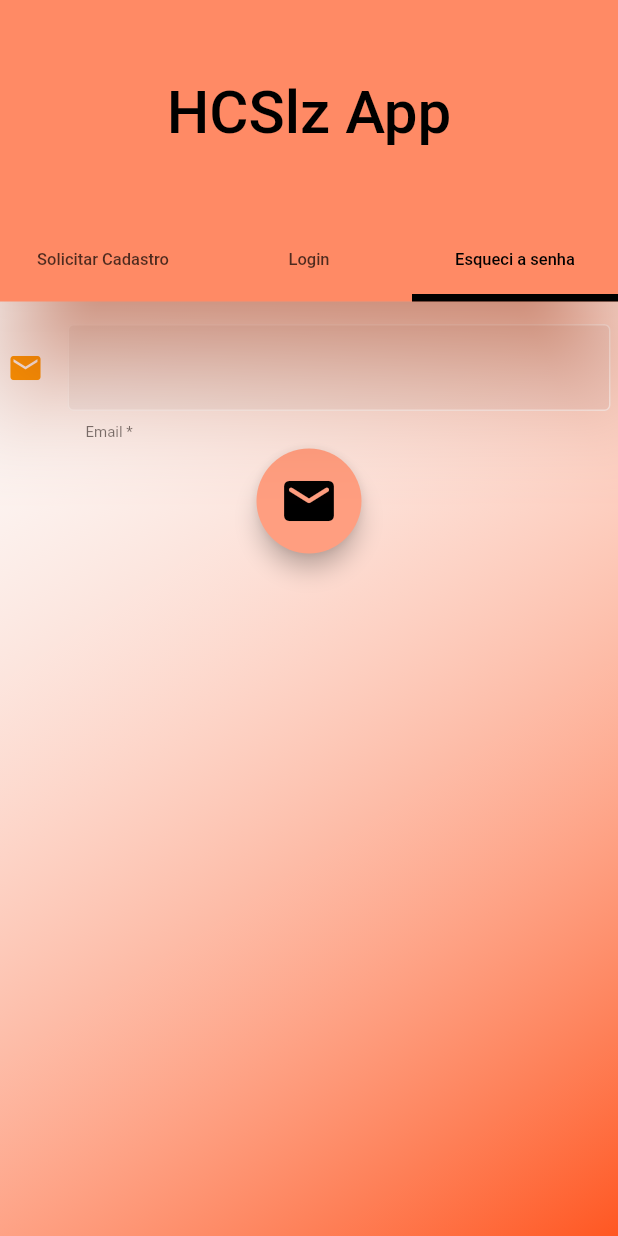
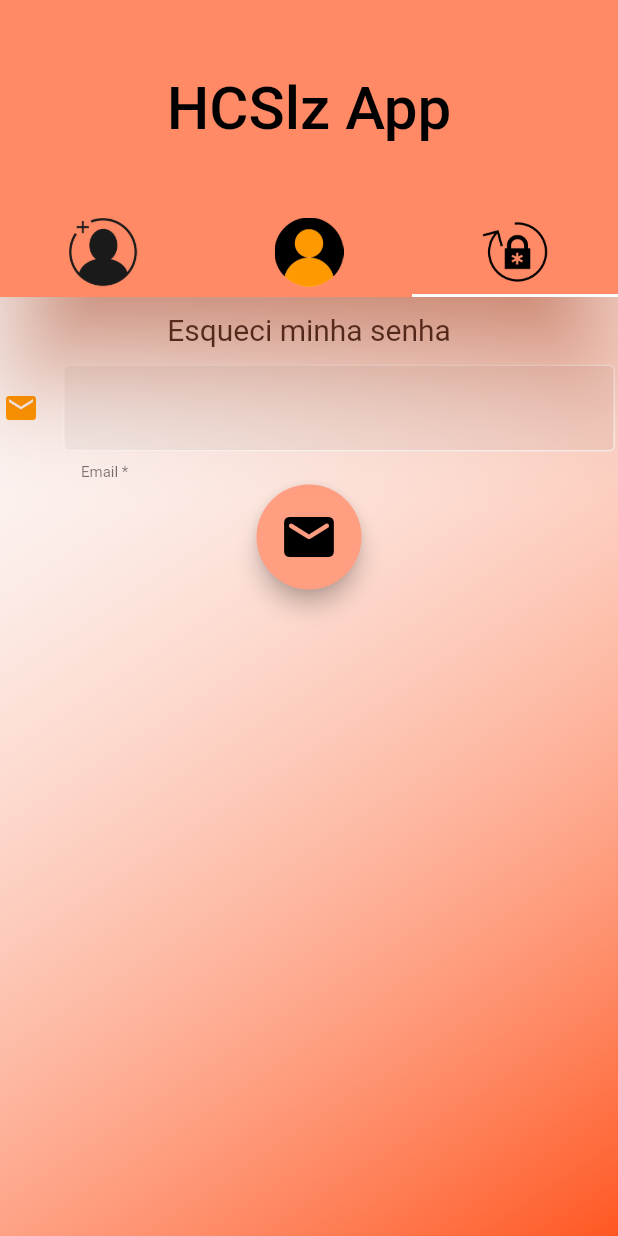
Before and after one commit to adalbertojr-git/hcslzapp-V0, a Flutter app: the screen it shows after launch, tab 3 chosen, on a phone screen of 412 x 824 dp. Run offline on Flutter 3.47's test engine with Material 2 defaults, Android fonts, the phone set to English and light mode, and no system bars; our stand-ins replace flare_flutter, google_maps_flutter, image_picker, location, splashscreen, table_calendar; missing offline and left inert: http_interceptor.

Commit message:
Ajustes na tela de login, associado e no objeto inputText
Signed-off-by: adalbertojr-git <atajr@lsdi.ufma.br>

```diff
--- a/lib/blocs/associated.bloc.dart
+++ b/lib/blocs/associated.bloc.dart
@@ -16,8 +16,8 @@ class AssociatedBloc extends ChangeNotifier {
   TextEditingController dateShieldCtrl = TextEditingController();
   final AssociatedRepo _associatedRepo = AssociatedRepo();
 
-  Future<List<Associated>> findByCode() async {
-    return _associatedRepo.findByCode(1).catchError((e) {
+  Future<List<Associated>> findByCode(int code) async {
+    return _associatedRepo.findByCode(code).catchError((e) {
       print('TimeOutException: ${e.toString()}');
     }, test: (e) => e is TimeoutException).catchError((e) {
       print('Exception: ${e.toString()}');
--- a/lib/components/input.textfield.dart
+++ b/lib/components/input.textfield.dart
@@ -1,12 +1,3 @@
-/*
-Autor: Adalberto Jr.
-App: HCSlz
-Todos os direitos reservados ao Harley Club de Sao Luis
-2020
-
-Descriçao: classe que cria um TextFormField padrao
-
-*/
 import 'package:flutter/material.dart';
 
 class InputTextField extends StatelessWidget {
@@ -38,7 +29,7 @@ class InputTextField extends StatelessWidget {
   @override
   Widget build(BuildContext context) {
     return Padding(
-      padding: const EdgeInsets.all(5.0),
+      padding: const EdgeInsets.all(2.0),
       child: TextFormField(
         textCapitalization: TextCapitalization.words,
         obscureText: hidden != null ? hidden : false,
--- a/lib/pages/login/login.dart
+++ b/lib/pages/login/login.dart
@@ -12,6 +12,7 @@ const _tipPsw = 'Digite sua senha';
 const _labelName = 'Nome *';
 const _labelPhone = 'Telefone *';
 const _labelEmail = 'Email *';
+const _labelSponsor = 'Padrinho *';
 
 class Login extends StatelessWidget {
   final TextEditingController _controllerUser = TextEditingController();
@@ -57,26 +58,25 @@ class Login extends StatelessWidget {
       );
 
   get tabBar => TabBar(
-        indicatorColor: Colors.black,
-        indicatorWeight: 5.0,
-        labelColor: Colors.black,
+        indicatorColor: Colors.white,
+        labelPadding: EdgeInsets.only(bottom: 5.0),
         tabs: [
           Tab(
-            child: Text(
-              'Solicitar Cadastro',
-              style: TextStyle(fontSize: 11.0),
+            icon: Image(
+              image: AssetImage('assets/imgs/create_account.png'),
+              fit: BoxFit.fill,
             ),
           ),
           Tab(
-            child: Text(
-              'Login',
-              style: TextStyle(fontSize: 11.0),
+            icon: Image(
+              image: AssetImage('assets/imgs/login.png'),
+              fit: BoxFit.fill,
             ),
           ),
           Tab(
-            child: Text(
-              'Esqueci a senha',
-              style: TextStyle(fontSize: 11.0),
+            icon: Image(
+              image: AssetImage('assets/imgs/forgot_password.png'),
+              fit: BoxFit.fill,
             ),
           ),
         ],
@@ -104,6 +104,13 @@ class Login extends StatelessWidget {
           child: SingleChildScrollView(
             child: Column(
               children: <Widget>[
+                SizedBox(
+                  height: 10.0,
+                ),
+                Text(
+                  'Login',
+                  style: TextStyle(fontSize: 20.0),
+                ),
                 SizedBox(
                   height: 10.0,
                 ),
@@ -155,23 +162,37 @@ class Login extends StatelessWidget {
             SizedBox(
               height: 10.0,
             ),
+            Text(
+              'Solicitar Cadastro',
+              style: TextStyle(fontSize: 20.0),
+            ),
+            SizedBox(
+              height: 10.0,
+            ),
             InputTextField(
               controller: _controllerName,
-              label: _labelName,
+              tip: _labelName,
+              valor: _labelName,
               icon: Icons.person,
               inputType: TextInputType.text,
             ),
             InputTextField(
               controller: _controllerEmail,
-              label: _labelEmail,
+              tip: _labelEmail,
               icon: Icons.email,
               inputType: TextInputType.emailAddress,
             ),
             InputTextField(
               controller: _controllerPhone,
-              label: _labelPhone,
+              tip: _labelPhone,
               icon: Icons.phone,
               inputType: TextInputType.phone,
+            ),
+            InputTextField(
+              //controller: associatedBloc.sponsorCtrl,
+              tip: _labelSponsor,
+              icon: Icons.person_pin,
+              inputType: TextInputType.text,
             ),
             SnackBarWidget(),
           ],
@@ -193,6 +214,13 @@ class Login extends StatelessWidget {
       child: SingleChildScrollView(
         child: Column(
           children: <Widget>[
+            SizedBox(
+              height: 10.0,
+            ),
+            Text(
+              'Esqueci minha senha',
+              style: TextStyle(fontSize: 20.0),
+            ),
             SizedBox(
               height: 10.0,
             ),
--- a/lib/repositories/associated.repo.dart
+++ b/lib/repositories/associated.repo.dart
@@ -18,10 +18,11 @@ class AssociatedRepo {
         .toList();
   }
 
-  Future<List<Associated>> findByCode(int codigo) async {
+  Future<List<Associated>> findByCode(int code) async {
     final Response response = await client
-        .get(mainUrl + _associatedUrl + '/' + codigo.toString())
+        .get(mainUrl + _associatedUrl + '/' + code.toString())
         .timeout(Duration(seconds: 5));
+
     if (response.statusCode == 200) {
       final List<dynamic> decodedJson = jsonDecode(response.body);
       return decodedJson
--- a/pubspec.yaml
+++ b/pubspec.yaml
@@ -85,6 +85,9 @@ flutter:
     - assets/imgs/dependentes.png
     - assets/imgs/motocicletas.png
     - assets/imgs/eu.jpg
+    - assets/imgs/create_account.png
+    - assets/imgs/login.png
+    - assets/imgs/forgot_password.png
 
     #
     - assets/icons/digital-logo.png
```
Also changed, not shown: lib/enums/blood.types.dart (+11 -8 lines), lib/pages/associated/associated.update.dart (+41 -61 lines), lib/pages/dependent/dependent.add.dart (+1 -11 lines), lib/settings.dart (+0 -9 lines), assets/imgs/create_account.png (added), assets/imgs/forgot_password.png (added), assets/imgs/login.png (added).
